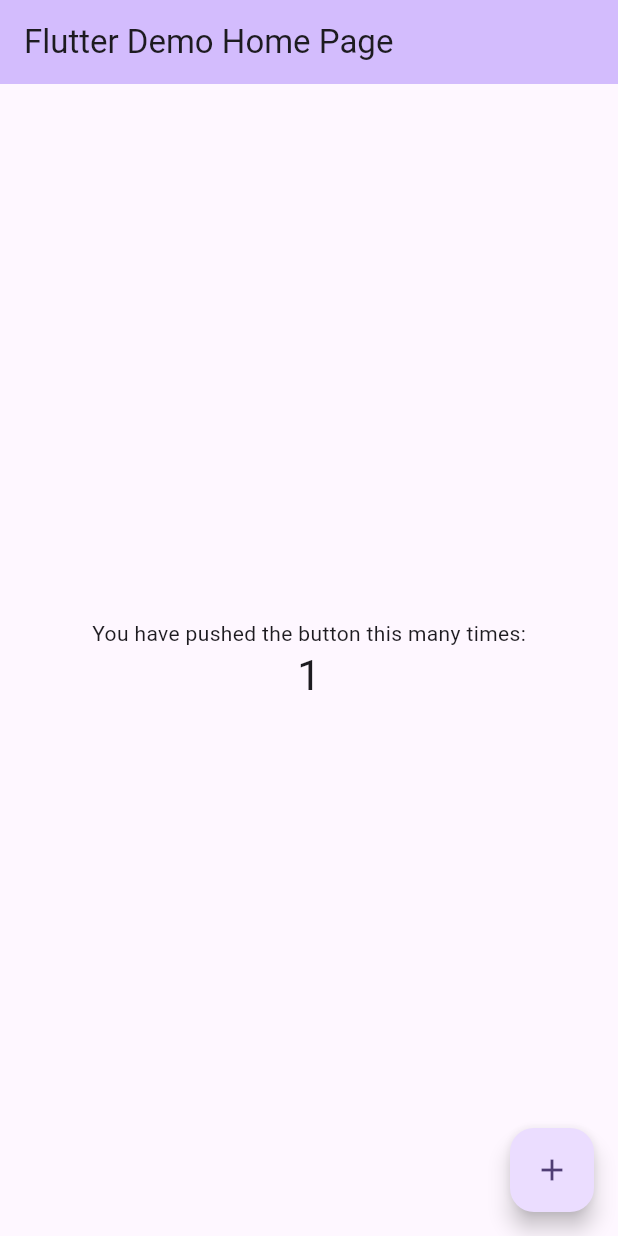
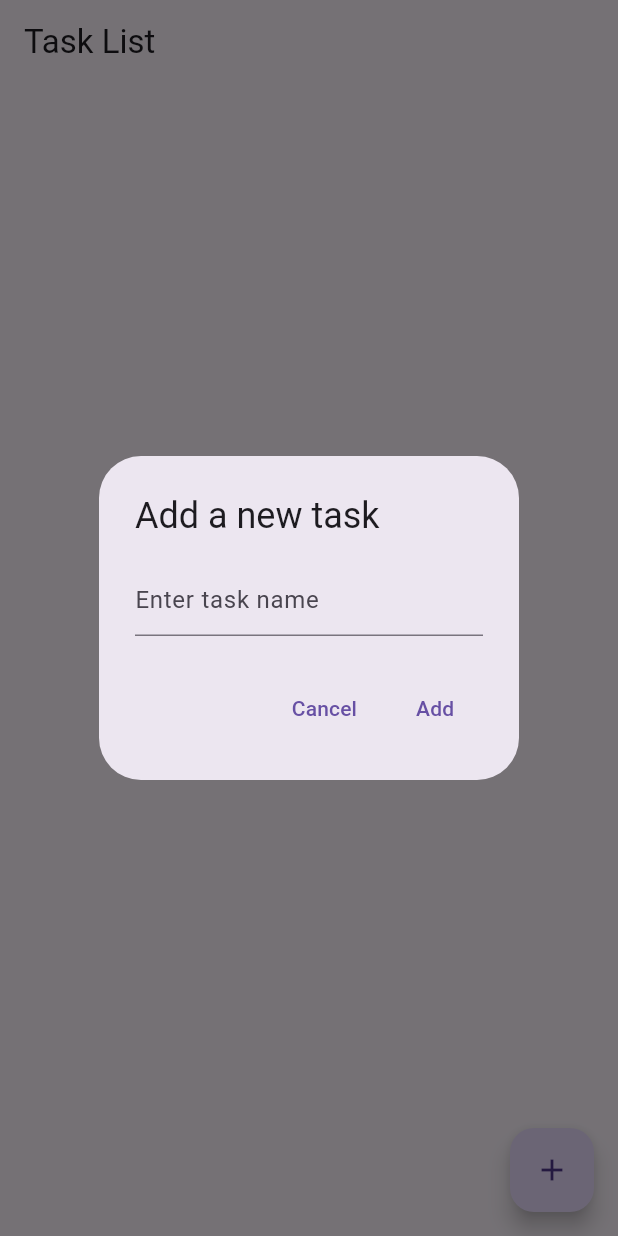
Before and after one commit to YummyFrog/mad_cw3v2, a Flutter app: the screen it shows after launch, after a tap on the "add" icon, on a phone screen of 412 x 824 dp. Run offline on Flutter 3.47's test engine with Material 3 defaults, Android fonts, the phone set to English and light mode, and no system bars.

Commit message:
created the tasks and tasks button

```diff
--- a/lib/main.dart
+++ b/lib/main.dart
@@ -1,125 +1,124 @@
 import 'package:flutter/material.dart';
 
 void main() {
-  runApp(const MyApp());
+  runApp(MyApp());
 }
 
 class MyApp extends StatelessWidget {
-  const MyApp({super.key});
-
-  // This widget is the root of your application.
   @override
   Widget build(BuildContext context) {
     return MaterialApp(
-      title: 'Flutter Demo',
+      title: 'Task Manager',
       theme: ThemeData(
-        // This is the theme of your application.
-        //
-        // TRY THIS: Try running your application with "flutter run". You'll see
-        // the application has a purple toolbar. Then, without quitting the app,
-        // try changing the seedColor in the colorScheme below to Colors.green
-        // and then invoke "hot reload" (save your changes or press the "hot
-        // reload" button in a Flutter-supported IDE, or press "r" if you used
-        // the command line to start the app).
-        //
-        // Notice that the counter didn't reset back to zero; the application
-        // state is not lost during the reload. To reset the state, use hot
-        // restart instead.
-        //
-        // This works for code too, not just values: Most code changes can be
-        // tested with just a hot reload.
-        colorScheme: ColorScheme.fromSeed(seedColor: Colors.deepPurple),
-        useMaterial3: true,
+        primarySwatch: Colors.blue,
       ),
-      home: const MyHomePage(title: 'Flutter Demo Home Page'),
+      home: TaskListScreen(),
     );
   }
 }
 
-class MyHomePage extends StatefulWidget {
-  const MyHomePage({super.key, required this.title});
+class Task {
+  final String name;
+  bool isCompleted;
 
-  // This widget is the home page of your application. It is stateful, meaning
-  // that it has a State object (defined below) that contains fields that affect
-  // how it looks.
-
-  // This class is the configuration for the state. It holds the values (in this
-  // case the title) provided by the parent (in this case the App widget) and
-  // used by the build method of the State. Fields in a Widget subclass are
-  // always marked "final".
-
-  final String title;
-
-  @override
-  State<MyHomePage> createState() => _MyHomePageState();
+  Task({required this.name, this.isCompleted = false});
 }
 
-class _MyHomePageState extends State<MyHomePage> {
-  int _counter = 0;
+class TaskListScreen extends StatefulWidget {
+  @override
+  _TaskListScreenState createState() => _TaskListScreenState();
+}
 
-  void _incrementCounter() {
+class _TaskListScreenState extends State<TaskListScreen> {
+  List<Task> _tasks = [];
+
+  void _addTask(String taskName) {
     setState(() {
-      // This call to setState tells the Flutter framework that something has
-      // changed in this State, which causes it to rerun the build method below
-      // so that the display can reflect the updated values. If we changed
-      // _counter without calling setState(), then the build method would not be
-      // called again, and so nothing would appear to happen.
-      _counter++;
+      _tasks.add(Task(name: taskName));
+    });
+  }
+
+  void _toggleTaskCompletion(int index) {
+    setState(() {
+      _tasks[index].isCompleted = !_tasks[index].isCompleted;
+    });
+  }
+
+  void _removeTask(int index) {
+    setState(() {
+      _tasks.removeAt(index);
     });
   }
 
   @override
   Widget build(BuildContext context) {
-    // This method is rerun every time setState is called, for instance as done
-    // by the _incrementCounter method above.
-    //
-    // The Flutter framework has been optimized to make rerunning build methods
-    // fast, so that you can just rebuild anything that needs updating rather
-    // than having to individually change instances of widgets.
     return Scaffold(
       appBar: AppBar(
-        // TRY THIS: Try changing the color here to a specific color (to
-        // Colors.amber, perhaps?) and trigger a hot reload to see the AppBar
-        // change color while the other colors stay the same.
-        backgroundColor: Theme.of(context).colorScheme.inversePrimary,
-        // Here we take the value from the MyHomePage object that was created by
-        // the App.build method, and use it to set our appbar title.
-        title: Text(widget.title),
+        title: Text('Task List'),
       ),
-      body: Center(
-        // Center is a layout widget. It takes a single child and positions it
-        // in the middle of the parent.
-        child: Column(
-          // Column is also a layout widget. It takes a list of children and
-          // arranges them vertically. By default, it sizes itself to fit its
-          // children horizontally, and tries to be as tall as its parent.
-          //
-          // Column has various properties to control how it sizes itself and
-          // how it positions its children. Here we use mainAxisAlignment to
-          // center the children vertically; the main axis here is the vertical
-          // axis because Columns are vertical (the cross axis would be
-          // horizontal).
-          //
-          // TRY THIS: Invoke "debug painting" (choose the "Toggle Debug Paint"
-          // action in the IDE, or press "p" in the console), to see the
-          // wireframe for each widget.
-          mainAxisAlignment: MainAxisAlignment.center,
-          children: <Widget>[
-            const Text(
-              'You have pushed the button this many times:',
+      body: ListView.builder(
+        itemCount: _tasks.length,
+        itemBuilder: (context, index) {
+          final task = _tasks[index];
+          return ListTile(
+            title: Text(
+              task.name,
+              style: TextStyle(
+                decoration: task.isCompleted ? TextDecoration.lineThrough : null,
+              ),
             ),
-            Text(
-              '$_counter',
-              style: Theme.of(context).textTheme.headlineMedium,
+            trailing: Checkbox(
+              value: task.isCompleted,
+              onChanged: (value) {
+                _toggleTaskCompletion(index);
+              },
+            ),
+            onLongPress: () {
+              _removeTask(index);
+            },
+          );
+        },
+      ),
+      floatingActionButton: FloatingActionButton(
+        onPressed: () {
+          _showAddTaskDialog(context);
+        },
+        child: Icon(Icons.add),
+      ),
+    );
+  }
+
+  void _showAddTaskDialog(BuildContext context) {
+    TextEditingController _taskController = TextEditingController();
+
+    showDialog(
+      context: context,
+      builder: (context) {
+        return AlertDialog(
+          title: Text('Add a new task'),
+          content: TextField(
+            controller: _taskController,
+            decoration: InputDecoration(hintText: 'Enter task name'),
+          ),
+          actions: [
+            TextButton(
+              onPressed: () {
+                Navigator.of(context).pop();
+              },
+              child: Text('Cancel'),
+            ),
+            TextButton(
+              onPressed: () {
+                if (_taskController.text.isNotEmpty) {
+                  _addTask(_taskController.text);
+                  Navigator.of(context).pop();
+                }
+              },
+              child: Text('Add'),
             ),
           ],
-        ),
-      ),
-      floatingActionButton: FloatingActionButton(
-        onPressed: _incrementCounter,
-        tooltip: 'Increment',
-        child: const Icon(Icons.add),
-      ), // This trailing comma makes auto-formatting nicer for build methods.
+        );
+      },
     );
   }
 }
```
Also changed, not shown: pubspec.lock.
